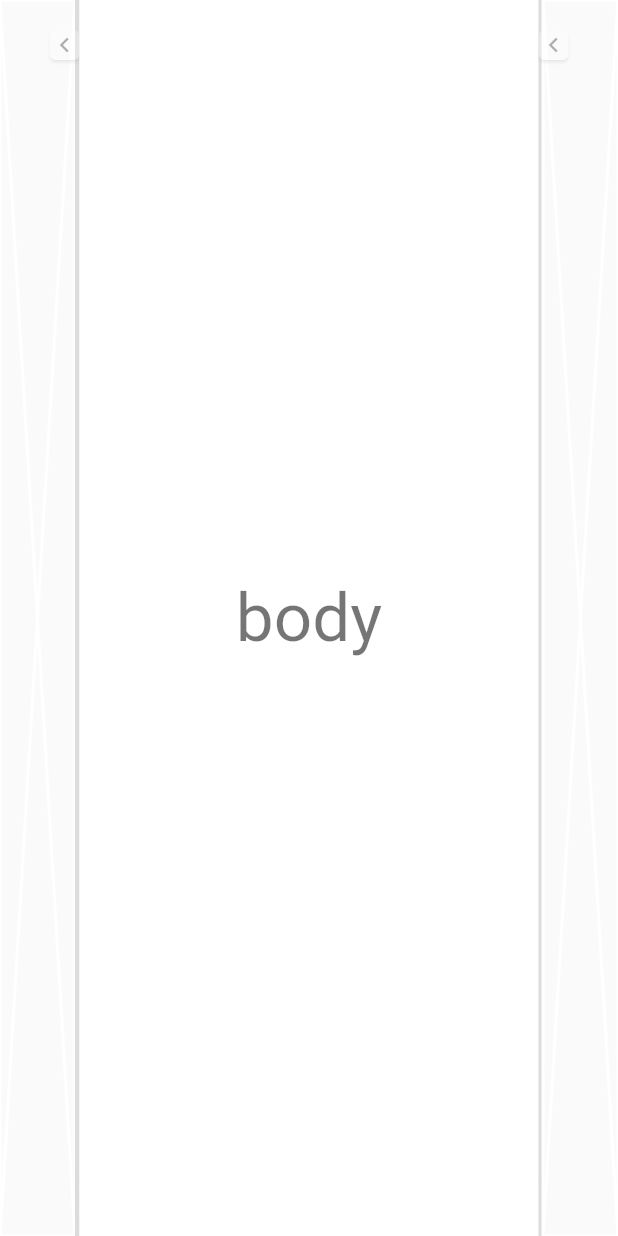
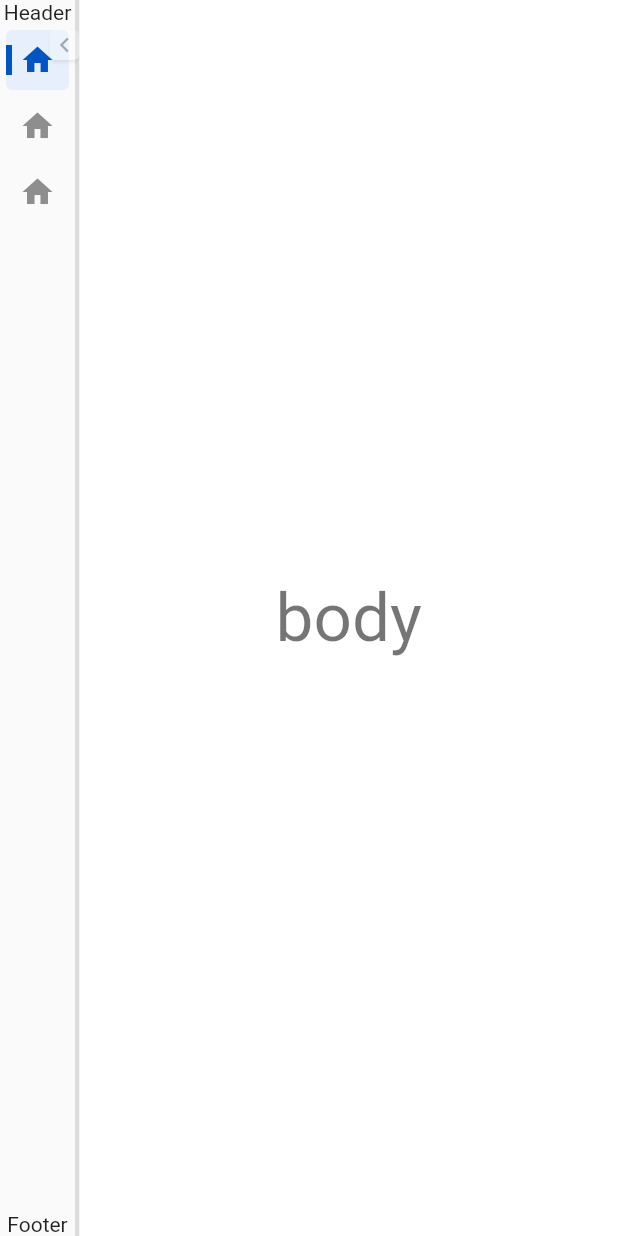
Before and after one commit to resfandiari/flutter_side_menu, a Flutter app: the screen it shows after launch, on a phone screen of 412 x 824 dp. Run offline on Flutter 3.47's test engine with Material 2 defaults, Android fonts, the phone set to English and light mode, and no system bars; our stand-ins replace auto_size_text, simple_animations.

Commit message:
Add side menu body

```diff
--- /dev/null
+++ b/example/lib/custom_scroll_behavior.dart
@@ -0,0 +1,12 @@
+import 'package:flutter/gestures.dart';
+import 'package:flutter/material.dart';
+
+class CustomScrollBehavior extends MaterialScrollBehavior {
+  @override
+  Set<PointerDeviceKind> get dragDevices => {
+        PointerDeviceKind.touch,
+        PointerDeviceKind.mouse,
+        PointerDeviceKind.trackpad,
+        PointerDeviceKind.invertedStylus,
+      };
+}
--- a/example/lib/main.dart
+++ b/example/lib/main.dart
@@ -24,9 +24,34 @@ class _MyAppState extends State<MyApp> {
       home: Scaffold(
         body: Row(
           children: [
-            const SideMenu(
+             SideMenu(
               mode: SideMenuMode.auto,
               priority: SideMenuPriority.sizer,
+              body:SideMenuBodyData(
+                header: Text('Header'),
+                items: [
+                  SideMenuItemData(
+                    isSelected: true,
+                    onTap: (){},
+                    title: 'Item 1',
+                    icon: Icons.home,
+                  ),
+                  SideMenuItemData(
+                    isSelected: false,
+                    onTap: (){},
+                    title: 'Item 2',
+                    icon: Icons.home,
+                  ),
+                  SideMenuItemData(
+                    isSelected: false,
+                    onTap: (){},
+                    title: 'Item 3',
+                    icon: Icons.home,
+                  ),
+                ],
+                footer: Text('Footer'),
+
+            ),
             ),
             Expanded(
               child: Container(
@@ -39,10 +64,6 @@ class _MyAppState extends State<MyApp> {
                 ),
               ),
             ),
-            const SideMenu(
-              mode: SideMenuMode.compact,
-              leftSide: false,
-            ),
           ],
         ),
       ),
--- a/lib/flutter_side_menu.dart
+++ b/lib/flutter_side_menu.dart
@@ -5,3 +5,6 @@ export './src/side_menu_mode.dart';
 export './src/side_menu_priority.dart';
 export './src/component/resizer_toggle.dart';
 export './src/component/resizer.dart';
+export './src/side_menu_position.dart';
+export './src/side_menu_body.dart';
+export './src/item/side_menu_item.dart';
--- a/lib/src/component/resizer.dart
+++ b/lib/src/component/resizer.dart
@@ -6,13 +6,11 @@ class Resizer extends StatefulWidget {
   const Resizer({
     Key? key,
     required this.onPanUpdate,
-    this.leftSide = true,
     ResizerData? data,
   })  : data = data ?? const ResizerData(),
         super(key: key);
 
   final Function(DragUpdateDetails details) onPanUpdate;
-  final bool leftSide;
   final ResizerData data;
 
   @override
--- a/lib/src/component/resizer_toggle.dart
+++ b/lib/src/component/resizer_toggle.dart
@@ -1,4 +1,5 @@
 import 'package:flutter/material.dart';
+import 'package:flutter_side_menu/src/utils/utils.dart';
 import 'package:simple_animations/simple_animations.dart';
 
 class ResizerToggle extends StatefulWidget {
@@ -6,12 +7,12 @@ class ResizerToggle extends StatefulWidget {
     Key? key,
     required this.onTap,
     required this.rightArrow,
-    this.leftSide = true,
+    this.leftPosition = true,
     ResizerToggleData? data,
   })  : data = data ?? const ResizerToggleData(),
         super(key: key);
   final void Function() onTap;
-  final bool rightArrow, leftSide;
+  final bool rightArrow, leftPosition;
   final ResizerToggleData data;
 
   @override
@@ -34,10 +35,8 @@ class _ResizerToggleState extends State<ResizerToggle> with AnimationMixin {
 
   @override
   Widget build(BuildContext context) {
-    return Positioned(
+    return PositionedDirectional(
       top: widget.data.topPosition,
-      right: widget.leftSide ? 0 : null,
-      left: widget.leftSide ? null : 0,
       child: InkWell(
         onTap: () => widget.onTap(),
         onHover: (isHovering) {
@@ -50,7 +49,7 @@ class _ResizerToggleState extends State<ResizerToggle> with AnimationMixin {
         child: Opacity(
           opacity: buttonOpacity.value,
           child: RotatedBox(
-            quarterTurns: widget.leftSide
+            quarterTurns: widget.leftPosition
                 ? widget.rightArrow
                     ? 12
                     : 6
@@ -60,7 +59,9 @@ class _ResizerToggleState extends State<ResizerToggle> with AnimationMixin {
             child: Card(
               margin: EdgeInsets.zero,
               child: Icon(
-                Icons.keyboard_arrow_right_outlined,
+                Utils.isRTL(context)
+                    ? Icons.keyboard_arrow_left_outlined
+                    : Icons.keyboard_arrow_right_outlined,
                 color: widget.data.iconColor,
                 size: widget.data.iconSize,
               ),
--- /dev/null
+++ b/lib/src/item/side_menu_item.dart
@@ -0,0 +1,154 @@
+import 'package:auto_size_text/auto_size_text.dart';
+import 'package:flutter/material.dart';
+import 'package:flutter_side_menu/src/utils/constants.dart';
+
+class SideMenuItem extends StatelessWidget {
+  const SideMenuItem({
+    Key? key,
+    required this.isCompact,
+    required this.minWidth,
+    required this.data,
+  }) : super(key: key);
+  final SideMenuItemData data;
+  final bool isCompact;
+  final double minWidth;
+
+  @override
+  Widget build(BuildContext context) {
+    return Container(
+      height: data.itemHeight,
+      margin: data.margin,
+      decoration: BoxDecoration(
+        color: data.isSelected ? data.highlightSelectedColor : null,
+        borderRadius: data.borderRadius,
+      ),
+      child: InkWell(
+        onTap: data.onTap,
+        borderRadius: data.borderRadius,
+        child: _createView(context: context),
+      ),
+    );
+  }
+
+  Widget _createView({
+    required BuildContext context,
+  }) {
+    final content = _content(context: context);
+
+    return data.isSelected && data.hasSelectedLine
+        ? _hasSelectedLine(child: content)
+        : content;
+  }
+
+  Widget _content({
+    required BuildContext context,
+  }) {
+    final hasIcon = data.icon != null;
+    final hasTitle = data.title != null;
+    if (hasIcon && hasTitle) {
+      return Row(
+        children: [
+          _icon(),
+          if (!isCompact)
+            Expanded(
+              child: _title(context: context),
+            ),
+        ],
+      );
+    } else if (hasIcon) {
+      return Align(
+        alignment: AlignmentDirectional.centerStart,
+        child: _icon(),
+      );
+    } else {
+      return Container(
+        alignment: AlignmentDirectional.centerStart,
+        padding: Constants.textStartPadding,
+        child: _title(context: context),
+      );
+    }
+  }
+
+  Widget _icon() {
+    return SizedBox(
+      width: minWidth - data.margin.horizontal,
+      height: double.maxFinite,
+      child: Icon(
+        data.icon!,
+        color: data.isSelected ? data.selectedColor : data.unSelectedColor,
+        size: data.iconSize,
+      ),
+    );
+  }
+
+  Widget _title({
+    required BuildContext context,
+  }) {
+    final TextStyle? titleStyle =
+        data.titleStyle ?? Theme.of(context).textTheme.bodyText1;
+    return AutoSizeText(
+      data.title!,
+      style: titleStyle?.copyWith(
+        color: data.isSelected ? data.selectedColor : data.unSelectedColor,
+      ),
+      maxLines: 1,
+      overflow: TextOverflow.ellipsis,
+    );
+  }
+
+  Widget _selectedLine() {
+    return SizedBox.fromSize(
+      size: data.selectedLineSize,
+      child: ColoredBox(
+        color: data.isSelected ? data.selectedColor : data.unSelectedColor,
+      ),
+    );
+  }
+
+  Widget _hasSelectedLine({
+    required Widget child,
+  }) {
+    return Stack(
+      alignment: AlignmentDirectional.centerStart,
+      children: [
+        child,
+        _selectedLine(),
+      ],
+    );
+  }
+}
+
+class SideMenuItemData {
+  const SideMenuItemData({
+    required this.isSelected,
+    required this.onTap,
+    this.icon,
+    this.title,
+    this.titleStyle,
+    this.hasSelectedLine = true,
+    this.selectedLineSize = const Size(
+      Constants.itemSelectedLineWidth,
+      Constants.itemSelectedLineHeight,
+    ),
+    this.itemHeight = Constants.itemHeight,
+    this.iconSize = Constants.itemIconSize,
+    this.margin = Constants.itemMargin,
+    this.borderRadius = Constants.radius_4,
+    this.selectedColor = Constants.selectedColor,
+    this.unSelectedColor = Constants.unSelectedColor,
+    this.highlightSelectedColor = Constants.highlightSelectedColor,
+  })  : assert(itemHeight >= 0.0),
+        assert(iconSize >= 0.0),
+        assert(icon != null || title != null);
+
+  final bool isSelected, hasSelectedLine;
+  final void Function() onTap;
+  final Size selectedLineSize;
+  final String? title;
+  final TextStyle? titleStyle;
+  final IconData? icon;
+  final double itemHeight, iconSize;
+  final EdgeInsetsDirectional margin;
+  final BorderRadius borderRadius;
+  final Color selectedColor, unSelectedColor, highlightSelectedColor;
+}
--- a/lib/src/side_menu.dart
+++ b/lib/src/side_menu.dart
@@ -1,7 +1,9 @@
 import 'package:flutter/material.dart';
 import 'package:flutter_side_menu/src/component/resizer.dart';
 import 'package:flutter_side_menu/src/component/resizer_toggle.dart';
+import 'package:flutter_side_menu/src/side_menu_body.dart';
 import 'package:flutter_side_menu/src/side_menu_mode.dart';
+import 'package:flutter_side_menu/src/side_menu_position.dart';
 import 'package:flutter_side_menu/src/side_menu_priority.dart';
 import 'package:flutter_side_menu/src/side_menu_width_mixin.dart';
 import 'package:flutter_side_menu/src/utils/constants.dart';
@@ -9,11 +11,12 @@ import 'package:flutter_side_menu/src/utils/constants.dart';
 class SideMenu extends StatefulWidget {
   const SideMenu({
     Key? key,
+    required this.body,
     this.mode = SideMenuMode.auto,
     this.priority = SideMenuPriority.mode,
+    this.position = SideMenuPosition.left,
     this.minWidth = Constants.minWidth,
     this.maxWidth = Constants.maxWidth,
-    this.leftSide = true,
     this.hasResizer = true,
     this.hasResizerToggle = true,
     this.resizerData,
@@ -23,10 +26,12 @@ class SideMenu extends StatefulWidget {
         assert(resizerData != null ? hasResizer : true),
         assert(resizerToggleData != null ? hasResizerToggle : true),
         super(key: key);
+  final SideMenuBodyData body;
   final SideMenuMode mode;
   final SideMenuPriority priority;
+  final SideMenuPosition position;
   final double minWidth, maxWidth;
-  final bool leftSide, hasResizer, hasResizerToggle;
+  final bool hasResizer, hasResizerToggle;
   final ResizerData? resizerData;
   final ResizerToggleData? resizerToggleData;
 
@@ -99,8 +104,10 @@ class _SideMenuState extends State<SideMenu> with SideMenuWidthMixin {
         minWidth: widget.minWidth,
         maxWidth: widget.maxWidth,
       ),
-      child: const Placeholder(
-        color: Colors.white,
+      child: SideMenuBody(
+        isCompact: _currentWidth == widget.minWidth,
+        minWidth: widget.minWidth,
+        data: widget.body,
       ),
     );
   }
@@ -108,10 +115,9 @@ class _SideMenuState extends State<SideMenu> with SideMenuWidthMixin {
   Widget _resizer() {
     return Resizer(
       data: widget.resizerData,
-      leftSide: widget.leftSide,
       onPanUpdate: (details) {
         late final double x;
-        if (widget.leftSide) {
+        if (widget.position == SideMenuPosition.left) {
           x = details.globalPosition.dx;
         } else {
           x = MediaQuery.of(context).size.width - details.globalPosition.dx;
@@ -137,9 +143,9 @@ class _SideMenuState extends State<SideMenu> with SideMenuWidthMixin {
     return Row(
       mainAxisSize: MainAxisSize.min,
       children: [
-        if (!widget.leftSide) _resizer(),
+        if (widget.position == SideMenuPosition.right) _resizer(),
         child,
-        if (widget.leftSide) _resizer(),
+        if (widget.position == SideMenuPosition.left) _resizer(),
       ],
     );
   }
@@ -148,7 +154,7 @@ class _SideMenuState extends State<SideMenu> with SideMenuWidthMixin {
     return ResizerToggle(
       data: widget.resizerToggleData,
       rightArrow: _currentWidth == widget.minWidth,
-      leftSide: widget.leftSide,
+      leftPosition: widget.position == SideMenuPosition.left,
       onTap: () {
         setState(() {
           _currentWidth = _currentWidth == widget.minWidth
@@ -161,6 +167,9 @@ class _SideMenuState extends State<SideMenu> with SideMenuWidthMixin {
 
   Widget _hasResizerToggle({required Widget child}) {
     return Stack(
+      alignment: widget.position == SideMenuPosition.left
+          ? AlignmentDirectional.centerEnd
+          : AlignmentDirectional.centerStart,
       children: [
         child,
         _resizerToggle(),
--- /dev/null
+++ b/lib/src/side_menu_body.dart
@@ -0,0 +1,50 @@
+import 'package:flutter/material.dart';
+import 'package:flutter_side_menu/src/item/side_menu_item.dart';
+
+class SideMenuBody extends StatelessWidget {
+  const SideMenuBody({
+    Key? key,
+    required this.minWidth,
+    required this.isCompact,
+    required this.data,
+  }) : super(key: key);
+  final double minWidth;
+  final bool isCompact;
+  final SideMenuBodyData data;
+
+  @override
+  Widget build(BuildContext context) {
+    return Column(children: [
+      if (data.header != null) data.header!,
+      if (data.customChild != null) data.customChild!,
+      if (data.items != null)
+        Expanded(
+          child: ListView.builder(
+            controller: ScrollController(),
+            itemCount: data.items!.length,
+            itemBuilder: (context, index) {
+              final item = data.items![index];
+              return SideMenuItem(
+                minWidth: minWidth,
+                isCompact: isCompact,
+                data: item,
+              );
+            },
+          ),
+        ),
+      if (data.footer != null) data.footer!,
+    ]);
+  }
+}
+
+class SideMenuBodyData {
+  const SideMenuBodyData({
+    this.customChild,
+    this.header,
+    this.footer,
+    this.items,
+  }) : assert(customChild != null || items != null);
+
+  final Widget? customChild, header, footer;
+  final List<SideMenuItemData>? items;
+}
--- /dev/null
+++ b/lib/src/side_menu_position.dart
@@ -0,0 +1,4 @@
+enum SideMenuPosition {
+  left,
+  right;
+}
--- a/lib/src/utils/constants.dart
+++ b/lib/src/utils/constants.dart
@@ -1,6 +1,39 @@
+import 'package:flutter/material.dart';
+
 class Constants {
+  /// Size
   static const double minWidth = 50.0;
   static const double maxWidth = 250.0;
   static const double zeroWidth = 0.0;
+  static const double itemHeight = 40.0;
+  static const double itemSelectedLineHeight = 20.0;
+  static const double itemSelectedLineWidth = 4.0;
+  static const double itemIconSize = 24.0;
+
+  /// Durations
   static const Duration duration = Duration(milliseconds: 200);
+
+  /// Colors
+  static const Color selectedColor = Color(0xff0055c3);
+  static const Color highlightSelectedColor = Color(0xffe6effb);
+  static const Color unSelectedColor = Color(0xff8e8e8e);
+
+  /// Padding
+  static const EdgeInsetsDirectional textStartPadding = EdgeInsetsDirectional.only(
+    start: 16,
+  );
+  static const EdgeInsetsDirectional zeroPadding = EdgeInsetsDirectional.zero;
+
+  /// Margin
+  static const EdgeInsetsDirectional itemMargin = EdgeInsetsDirectional.only(
+    start: 4,
+    end: 4,
+    top: 4,
+  );
+
+
+  /// BorderRadius
+  static const BorderRadius radius_4 = BorderRadius.all(
+    Radius.circular(4),
+  );
 }
--- /dev/null
+++ b/lib/src/utils/utils.dart
@@ -0,0 +1,6 @@
+import 'package:flutter/material.dart';
+
+class Utils {
+  static bool isRTL(BuildContext context) =>
+      Directionality.of(context) == TextDirection.rtl;
+}
```
